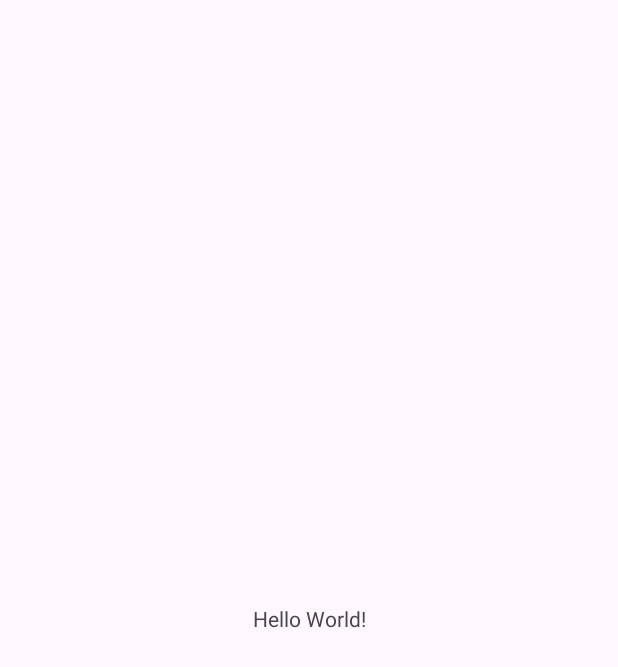
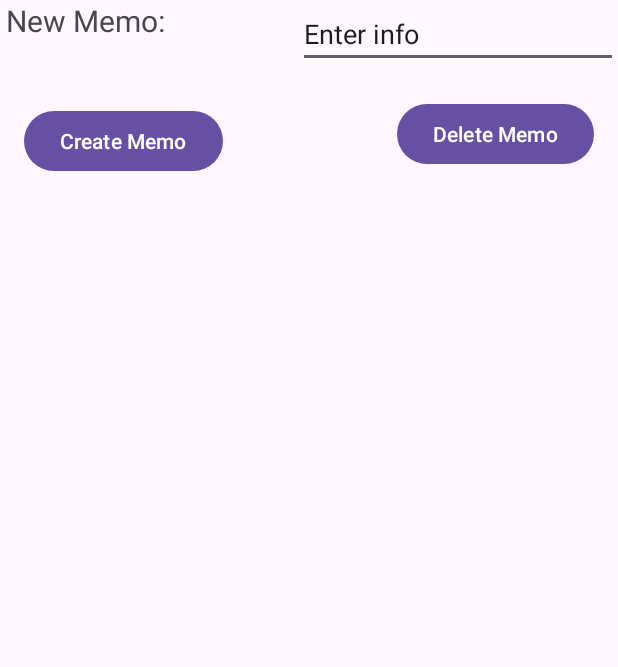
Before and after one commit to SaintedTech/lab5, an Android app: the screen it shows after launch (MainActivity), on a phone screen of 412 x 824 dp. Before the commit the part shown is almost empty. Shown: the top 667 px of the screen. Run offline under Robolectric (Android 15) with nearby library versions, the phone set to English and light mode, and no system bars; 2 statements that could not run were skipped.

```diff
--- /dev/null
+++ b/app/src/main/java/edu/jsu/mcis/cs408/lab5a/DatabaseHandler.java
@@ -0,0 +1,120 @@
+package edu.jsu.mcis.cs408.lab5a;
+
+import android.content.ContentValues;
+import android.content.Context;
+import android.database.Cursor;
+import android.database.sqlite.SQLiteDatabase;
+import android.database.sqlite.SQLiteOpenHelper;
+
+import androidx.annotation.Nullable;
+
+import java.util.ArrayList;
+
+public class DatabaseHandler extends SQLiteOpenHelper {
+    private static final int DATABASE_VERSION = 1;
+    private static final String DATABASE_NAME = "mydatabase.db";
+    private static final String TABLE_MEMOS = "memos";
+
+    public static final String COLUMN_ID = "_id";
+    public static final String COLUMN_MEMO = "memo";
+
+
+
+    public DatabaseHandler(@Nullable Context context, @Nullable String name, @Nullable SQLiteDatabase.CursorFactory factory, int version) {
+        super(context, DATABASE_NAME, factory, DATABASE_VERSION);
+    }
+
+    @Override
+    public void onCreate(SQLiteDatabase db) {
+        String CREATE_MEMOS_TABLE = "CREATE TABLE memos ( _id INTEGER PRIMARY KEY AUTOINCREMENT, memo TEXT NOT NULL)";
+        db.execSQL(CREATE_MEMOS_TABLE);
+    }
+
+    @Override
+    public void onUpgrade(SQLiteDatabase db, int oldVersion, int newVersion) {
+        db.execSQL("DROP TABLE IF EXISTS " + TABLE_MEMOS);
+        onCreate(db);
+    }
+
+    public void addContact(Contact c) {
+
+        ContentValues values = new ContentValues();
+        values.put(COLUMN_MEMO, c.getMemo());
+
+        SQLiteDatabase db = this.getWritableDatabase();
+
+        db.insert(TABLE_CONTACTS, null, values);
+        db.close();
+
+    }
+
+    public Contact getContact(int id) {
+
+        String query = "SELECT * FROM " + TABLE_CONTACTS + " WHERE " + COLUMN_ID + " = " + id;
+
+        SQLiteDatabase db = this.getWritableDatabase();
+        Cursor cursor = db.rawQuery(query, null);
+        Contact c = null;
+
+        if (cursor.moveToFirst()) {
+            cursor.moveToFirst();
+            int newId = cursor.getInt(0);
+            String newName = cursor.getString(1);
+            String newAddress = cursor.getString(2);
+            cursor.close();
+            c = new Contact(newId, newName, newAddress);
+        }
+
+        db.close();
+        return c;
+
+    }
+
+    public String getAllContacts() {
+
+        String query = "SELECT * FROM " + TABLE_CONTACTS;
+
+        StringBuilder s = new StringBuilder();
+
+        SQLiteDatabase db = this.getWritableDatabase();
+        Cursor cursor = db.rawQuery(query, null);
+
+        if (cursor.moveToFirst()) {
+            cursor.moveToFirst();
+            do {
+                int id = cursor.getInt(0);
+                s.append(getContact(id)).append("\n");
+            }
+            while ( cursor.moveToNext() );
+        }
+
+        db.close();
+        return s.toString();
+
+    }
+
+    public ArrayList<Contact> getAllContactsAsList() {
+
+        String query = "SELECT * FROM " + TABLE_CONTACTS;
+
+        ArrayList<Contact> allContacts = new ArrayList<>();
+
+        SQLiteDatabase db = this.getWritableDatabase();
+        Cursor cursor = db.rawQuery(query, null);
+
+        if (cursor.moveToFirst()) {
+            cursor.moveToFirst();
+            do {
+                int newId = cursor.getInt(0);
+                String newName = cursor.getString(1);
+                String newAddress = cursor.getString(2);
+                allContacts.add( new Contact(newId, newName, newAddress) );
+            }
+            while ( cursor.moveToNext() );
+        }
+
+        db.close();
+        return allContacts;
+
+    }
+}
--- a/app/src/main/java/edu/jsu/mcis/cs408/lab5a/MainActivity.java
+++ b/app/src/main/java/edu/jsu/mcis/cs408/lab5a/MainActivity.java
@@ -12,6 +12,7 @@ import edu.jsu.mcis.cs408.lab5a.databinding.ActivityMainBinding;
 public class MainActivity extends AppCompatActivity {
 
     private ActivityMainBinding binding;
+    private DatabaseHandler db;
 
     @Override
     protected void onCreate(Bundle savedInstanceState) {
@@ -19,5 +20,21 @@ public class MainActivity extends AppCompatActivity {
         binding = ActivityMainBinding.inflate(getLayoutInflater());
         View view = binding.getRoot();
         setContentView(view);
+        db = new DatabaseHandler(this, null, null, 1);
+        updateRecyclerView();
+
+        binding.button.setOnClickListener(new View.OnClickListener() {
+            @Override
+            public void onClick(View view) {
+                addNewContact();
+            }
+        });
     }
+    public void addNewContact() {
+
+        String info = binding.infoInput.getText().toString();
+        db.addContact(new Contact(name, address));
+        updateRecyclerView();
+    }
+
 }
--- a/app/src/main/res/layout/activity_main.xml
+++ b/app/src/main/res/layout/activity_main.xml
@@ -8,12 +8,43 @@
     tools:context=".MainActivity">
 
     <TextView
+        android:id="@+id/memo2"
+        android:layout_width="116dp"
+        android:layout_height="26dp"
+        android:layout_marginStart="4dp"
+        android:text="New Memo: "
+        android:textSize="20sp"
+        app:layout_constraintStart_toStartOf="parent"
+        tools:layout_editor_absoluteY="16dp" />
+
+    <EditText
+        android:id="@+id/memoInput2"
         android:layout_width="wrap_content"
         android:layout_height="wrap_content"
-        android:text="Hello World!"
-        app:layout_constraintBottom_toBottomOf="parent"
+        android:ems="10"
+        android:inputType="text"
+        android:text="Enter info"
         app:layout_constraintEnd_toEndOf="parent"
+        tools:layout_editor_absoluteY="16dp" />
+
+    <Button
+        android:id="@+id/createMemo2"
+        android:layout_width="wrap_content"
+        android:layout_height="wrap_content"
+        android:layout_marginStart="16dp"
+        android:layout_marginTop="44dp"
+        android:text="Create Memo"
         app:layout_constraintStart_toStartOf="parent"
-        app:layout_constraintTop_toTopOf="parent" />
+        app:layout_constraintTop_toBottomOf="@+id/memo2" />
+
+    <Button
+        android:id="@+id/deleteMemo2"
+        android:layout_width="wrap_content"
+        android:layout_height="wrap_content"
+        android:layout_marginTop="20dp"
+        android:layout_marginEnd="16dp"
+        android:text="Delete Memo"
+        app:layout_constraintEnd_toEndOf="parent"
+        app:layout_constraintTop_toBottomOf="@+id/memoInput2" />
 
 </androidx.constraintlayout.widget.ConstraintLayout>
```
Also changed, not shown: app/src/main/java/edu/jsu/mcis/cs408/lab5a/AbstractView.java (added, +7 -0 lines), app/src/main/java/edu/jsu/mcis/cs408/lab5a/Memo.java (added, +48 -0 lines), app/src/main/java/edu/jsu/mcis/cs408/lab5a/MemoPadController.java (added, +81 -0 lines), app/src/main/java/edu/jsu/mcis/cs408/lab5a/Model.java (added, +134 -0 lines), app/src/main/java/edu/jsu/mcis/cs408/lab5a/RecyclerViewAdapter.java (added, +71 -0 lines), app/src/main/res/layout/memo.xml (added, +15 -0 lines).
